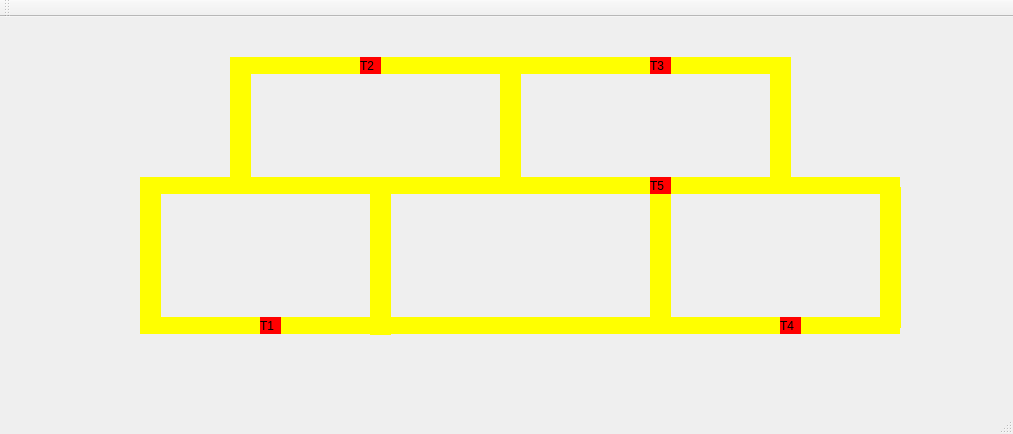
Ezeque/Projeto_2_SO, file mainwindow.ui: the form before one commit.
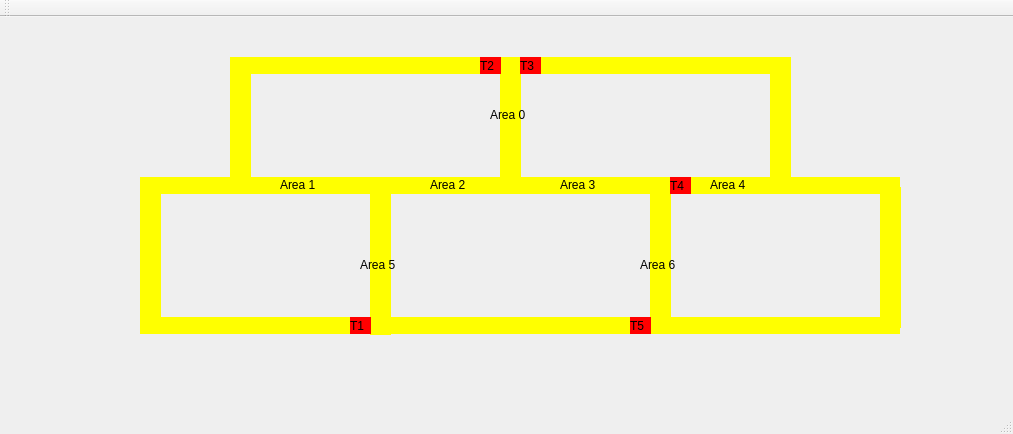
The form after the commit.

Patch:
```diff
--- a/mainwindow.ui
+++ b/mainwindow.ui
@@ -241,7 +241,7 @@
    <widget class="QLabel" name="label_trem2">
     <property name="geometry">
      <rect>
-      <x>360</x>
+      <x>480</x>
       <y>40</y>
       <width>21</width>
       <height>17</height>
@@ -257,7 +257,7 @@
    <widget class="QLabel" name="label_trem1">
     <property name="geometry">
      <rect>
-      <x>260</x>
+      <x>350</x>
       <y>300</y>
       <width>21</width>
       <height>17</height>
@@ -289,8 +289,8 @@
    <widget class="QLabel" name="label_trem5">
     <property name="geometry">
      <rect>
-      <x>650</x>
-      <y>160</y>
+      <x>630</x>
+      <y>300</y>
       <width>21</width>
       <height>17</height>
      </rect>
@@ -305,8 +305,8 @@
    <widget class="QLabel" name="label_trem4">
     <property name="geometry">
      <rect>
-      <x>780</x>
-      <y>300</y>
+      <x>670</x>
+      <y>160</y>
       <width>21</width>
       <height>17</height>
      </rect>
@@ -321,7 +321,7 @@
    <widget class="QLabel" name="label_trem3">
     <property name="geometry">
      <rect>
-      <x>650</x>
+      <x>520</x>
       <y>40</y>
       <width>21</width>
       <height>17</height>
@@ -334,6 +334,97 @@
      <string>T3</string>
     </property>
    </widget>
+   <widget class="QLabel" name="label">
+    <property name="geometry">
+     <rect>
+      <x>280</x>
+      <y>160</y>
+      <width>49</width>
+      <height>16</height>
+     </rect>
+    </property>
+    <property name="text">
+     <string>Area 1</string>
+    </property>
+   </widget>
+   <widget class="QLabel" name="label_2">
+    <property name="geometry">
+     <rect>
+      <x>430</x>
+      <y>160</y>
+      <width>49</width>
+      <height>16</height>
+     </rect>
+    </property>
+    <property name="text">
+     <string>Area 2</string>
+    </property>
+   </widget>
+   <widget class="QLabel" name="label_3">
+    <property name="geometry">
+     <rect>
+      <x>490</x>
+      <y>90</y>
+      <width>49</width>
+      <height>16</height>
+     </rect>
+    </property>
+    <property name="text">
+     <string>Area 0</string>
+    </property>
+   </widget>
+   <widget class="QLabel" name="label_4">
+    <property name="geometry">
+     <rect>
+      <x>560</x>
+      <y>160</y>
+      <width>49</width>
+      <height>16</height>
+     </rect>
+    </property>
+    <property name="text">
+     <string>Area 3</string>
+    </property>
+   </widget>
+   <widget class="QLabel" name="label_5">
+    <property name="geometry">
+     <rect>
+      <x>710</x>
+      <y>160</y>
+      <width>49</width>
+      <height>16</height>
+     </rect>
+    </property>
+    <property name="text">
+     <string>Area 4</string>
+    </property>
+   </widget>
+   <widget class="QLabel" name="label_6">
+    <property name="geometry">
+     <rect>
+      <x>360</x>
+      <y>240</y>
+      <width>49</width>
+      <height>16</height>
+     </rect>
+    </property>
+    <property name="text">
+     <string>Area 5</string>
+    </property>
+   </widget>
+   <widget class="QLabel" name="label_7">
+    <property name="geometry">
+     <rect>
+      <x>640</x>
+      <y>240</y>
+      <width>49</width>
+      <height>16</height>
+     </rect>
+    </property>
+    <property name="text">
+     <string>Area 6</string>
+    </property>
+   </widget>
   </widget>
   <widget class="QMenuBar" name="menuBar">
    <property name="geometry">
```
